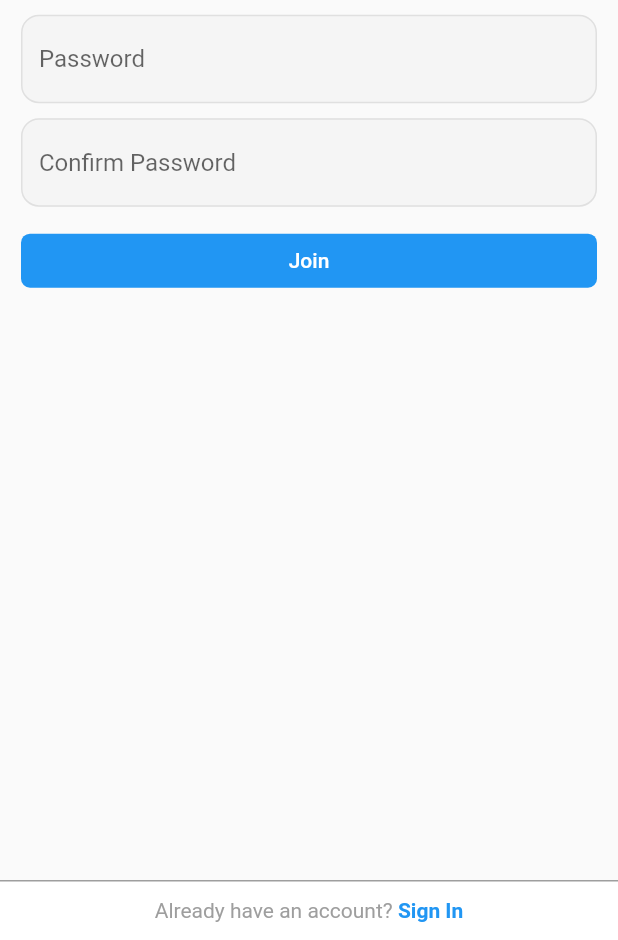
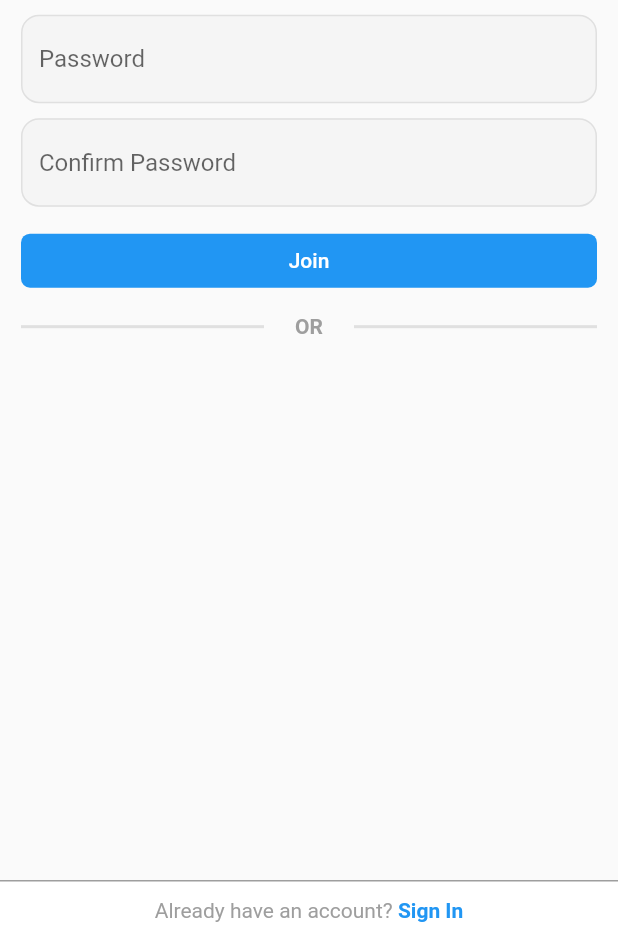
Before and after one commit to tintoll/instagram_flutter, a Flutter app: the screen it shows after launch, on a phone screen of 412 x 824 dp, the part 296-1236 px from its top. Run offline on Flutter 3.47's test engine with Material 2 defaults, Android fonts, the phone set to English and light mode, and no system bars; our stand-ins replace cached_network_image.

Commit message:
make custom divider

```diff
--- a/lib/widgets/sign_up_form.dart
+++ b/lib/widgets/sign_up_form.dart
@@ -100,6 +100,33 @@ class _SignUpFormState extends State<SignUpForm> {
                   'Join',
                   style: TextStyle(color: Colors.white),
                 ),
+              ),
+              SizedBox(
+                height: common_s_gap,
+              ),
+              Stack(
+                alignment: Alignment.center,
+                children: [
+                  Positioned(
+                    left: 0,
+                    right: 0,
+                    height: 2,
+                    child: Container(
+                      color: Colors.grey[300],
+                      height: 2,
+                    ),
+                  ),
+                  Container(
+                    color: Colors.grey[50],
+                    height: 3,
+                    width: 60,
+                  ),
+                  Text(
+                    'OR',
+                    style: TextStyle(
+                        color: Colors.grey[500], fontWeight: FontWeight.bold),
+                  )
+                ],
               )
             ],
           ),
```
